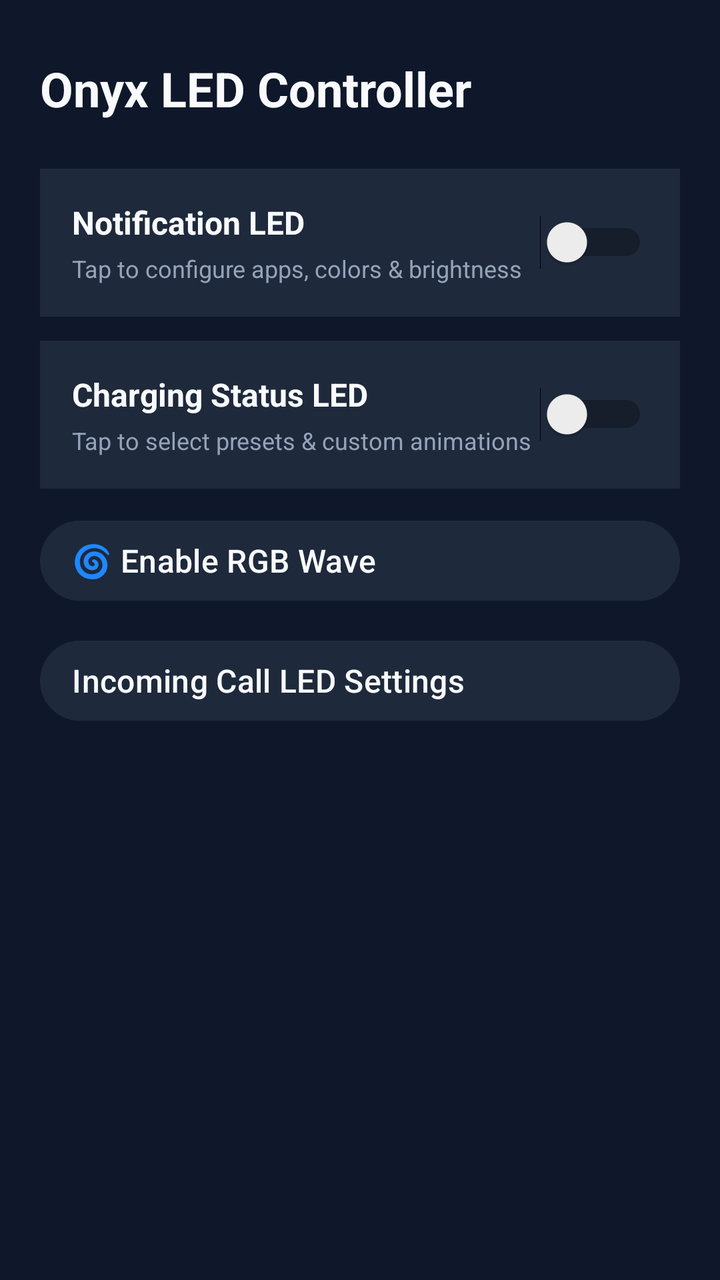
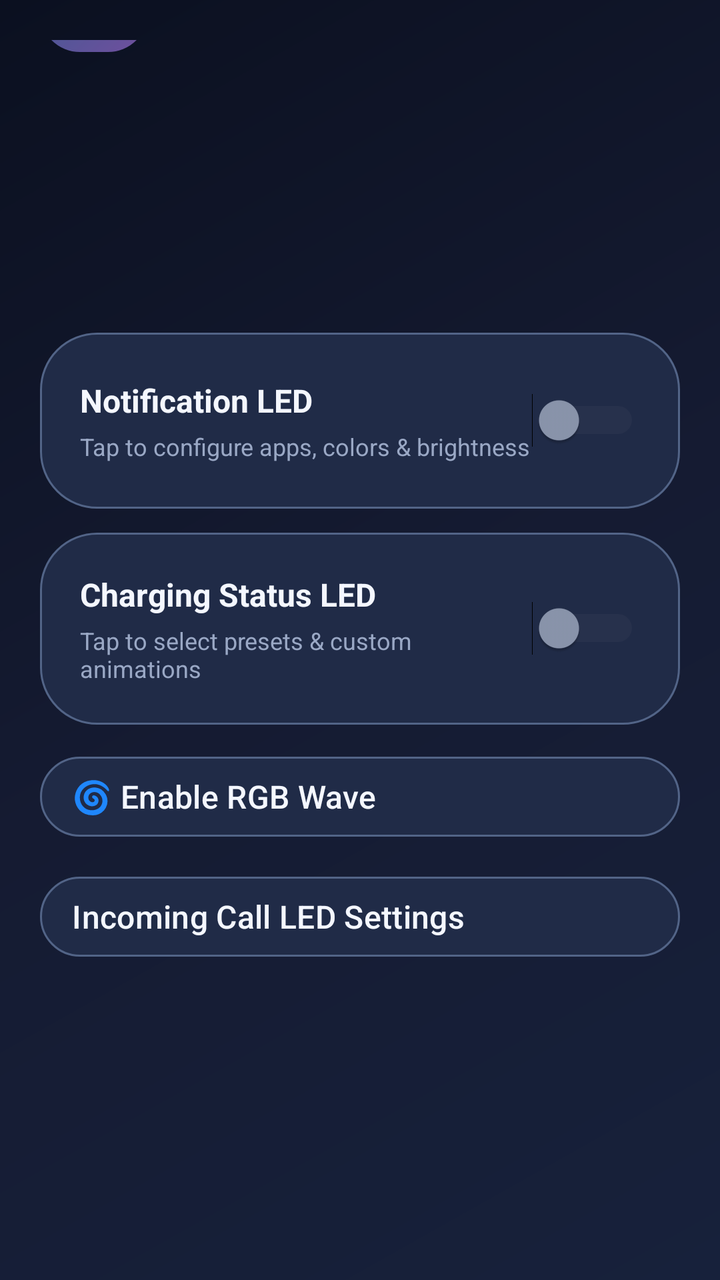

The first picture is an Android layout as it rendered before a commit; the second is the same layout after the commit. The layout source and the unified diff follow.
<!-- AndroidManifest.xml: application theme Theme.OnyxLEDController -->
<!-- res/layout/activity_main.xml -->
<?xml version="1.0" encoding="utf-8"?>
<FrameLayout xmlns:android="http://schemas.android.com/apk/res/android"
    android:layout_width="match_parent"
    android:layout_height="match_parent"
    android:background="@color/bg_main"
    android:fitsSystemWindows="true">

    <LinearLayout
        android:id="@+id/mainLayout"
        android:layout_width="match_parent"
        android:layout_height="match_parent"
        android:orientation="vertical"
        android:padding="@dimen/app_padding">

        <TextView
            android:layout_width="wrap_content"
            android:layout_height="wrap_content"
            android:text="Onyx LED Controller"
            android:textColor="@color/text_primary"
            android:textSize="24sp"
            android:textStyle="bold"
            android:layout_marginTop="8dp"
            android:layout_marginBottom="24dp" />

        <LinearLayout
            android:id="@+id/cardNotifFeature"
            android:layout_width="match_parent"
            android:layout_height="wrap_content"
            android:orientation="horizontal"
            android:background="@color/bg_surface"
            android:padding="16dp"
            android:layout_marginBottom="12dp"
            android:gravity="center_vertical"
            android:clickable="true"
            android:focusable="true">

            <LinearLayout
                android:layout_width="0dp"
                android:layout_height="wrap_content"
                android:layout_weight="1"
                android:orientation="vertical">

                <TextView
                    android:layout_width="wrap_content"
                    android:layout_height="wrap_content"
                    android:text="Notification LED"
                    android:textColor="@color/text_primary"
                    android:textSize="16sp"
                    android:textStyle="bold" />

                <TextView
                    android:layout_width="wrap_content"
                    android:layout_height="wrap_content"
                    android:text="Tap to configure apps, colors &amp; brightness"
                    android:textColor="@color/text_secondary"
                    android:textSize="12sp"
                    android:layout_marginTop="4dp" />
            </LinearLayout>

            <Switch
                android:id="@+id/switchNotif"
                android:layout_width="wrap_content"
                android:layout_height="wrap_content" />
        </LinearLayout>

        <LinearLayout
            android:id="@+id/cardChargingFeature"
            android:layout_width="match_parent"
            android:layout_height="wrap_content"
            android:orientation="horizontal"
            android:background="@color/bg_surface"
            android:padding="16dp"
            android:layout_marginBottom="12dp"
            android:gravity="center_vertical"
            android:clickable="true"
            android:focusable="true">

            <LinearLayout
                android:layout_width="0dp"
                android:layout_height="wrap_content"
                android:layout_weight="1"
                android:orientation="vertical">

                <TextView
                    android:layout_width="wrap_content"
                    android:layout_height="wrap_content"
                    android:text="Charging Status LED"
                    android:textColor="@color/text_primary"
                    android:textSize="16sp"
                    android:textStyle="bold" />

                <TextView
                    android:layout_width="wrap_content"
                    android:layout_height="wrap_content"
                    android:text="Tap to select presets &amp; custom animations"
                    android:textColor="@color/text_secondary"
                    android:textSize="12sp"
                    android:layout_marginTop="4dp" />
            </LinearLayout>

            <Switch
                android:id="@+id/switchCharging"
                android:layout_width="wrap_content"
                android:layout_height="wrap_content" />
        </LinearLayout>

        <Button
            android:id="@+id/btnRgbWaveToggle"
            android:layout_width="match_parent"
            android:layout_height="wrap_content"
            android:layout_marginBottom="12dp"
            android:text="🌀 Enable RGB Wave"
            android:backgroundTint="@color/bg_surface"
            android:textColor="@color/text_primary"
            android:textSize="16sp"
            android:gravity="start|center_vertical"
            android:paddingStart="16dp"
            android:paddingEnd="16dp" />

        <Button
            android:id="@+id/btnCallSettings"
            android:layout_width="match_parent"
            android:layout_height="wrap_content"
            android:text="Incoming Call LED Settings"
            android:backgroundTint="@color/bg_surface"
            android:textColor="@color/text_primary"
            android:textSize="16sp"
            android:gravity="start|center_vertical"
            android:paddingStart="16dp"
            android:paddingEnd="16dp" />

    </LinearLayout>
</FrameLayout>
<!-- resources referenced by this layout -->
<resources>
  <color name="bg_main">#0f172a</color>
  <color name="bg_surface">#1e293b</color>
  <color name="text_primary">#f8fafc</color>
  <color name="text_secondary">#94a3b8</color>
  <dimen name="app_padding">20dp</dimen>
  <style name="Theme.OnyxLEDController" parent="Base.Theme.OnyxLEDController" />
  <style name="Base.Theme.OnyxLEDController" parent="Theme.Material3.DayNight.NoActionBar">
          
          
      </style>
</resources>

<!-- the commit's change to res/layout/activity_main.xml (unified diff, before → after) -->
@@ -1,8 +1,9 @@
 <?xml version="1.0" encoding="utf-8"?>
 <FrameLayout xmlns:android="http://schemas.android.com/apk/res/android"
+    xmlns:app="http://schemas.android.com/apk/res-auto"
     android:layout_width="match_parent"
     android:layout_height="match_parent"
-    android:background="@color/bg_main"
+    android:background="@drawable/bg_permissions_screen"
     android:fitsSystemWindows="true">
 
     <LinearLayout
@@ -10,25 +11,42 @@
         android:layout_width="match_parent"
         android:layout_height="match_parent"
         android:orientation="vertical"
-        android:padding="@dimen/app_padding">
+        android:gravity="center_vertical"
+        android:paddingStart="20dp"
+        android:paddingTop="20dp"
+        android:paddingEnd="20dp"
+        android:paddingBottom="20dp">
+
+        <TextView
+            android:layout_width="54dp"
+            android:layout_height="54dp"
+            android:layout_gravity="left"
+            android:layout_marginTop="-120dp"
+            android:background="@drawable/bg_logo_orb"
+            android:gravity="center"
+            android:text="&#10022;"
+            android:textColor="#BDEBFF"
+            android:textSize="27sp" />
 
         <TextView
             android:layout_width="wrap_content"
             android:layout_height="wrap_content"
+            android:layout_gravity="center_horizontal"
+            android:layout_marginTop="-45dp"
+            android:layout_marginBottom="150dp"
             android:text="Onyx LED Controller"
-            android:textColor="@color/text_primary"
-            android:textSize="24sp"
-            android:textStyle="bold"
-            android:layout_marginTop="8dp"
-            android:layout_marginBottom="24dp" />
+            android:textColor="#F6F8FF"
+            android:textSize="26sp"
+            android:textStyle="bold" />
 
         <LinearLayout
             android:id="@+id/cardNotifFeature"
             android:layout_width="match_parent"
             android:layout_height="wrap_content"
             android:orientation="horizontal"
-            android:background="@color/bg_surface"
-            android:padding="16dp"
+            android:background="@drawable/bg_main_card"
+            android:padding="20dp"
+            android:minHeight="88dp"
             android:layout_marginBottom="12dp"
             android:gravity="center_vertical"
             android:clickable="true"
@@ -44,7 +62,7 @@
                     android:layout_width="wrap_content"
                     android:layout_height="wrap_content"
                     android:text="Notification LED"
-                    android:textColor="@color/text_primary"
+                    android:textColor="#F4F7FF"
                     android:textSize="16sp"
                     android:textStyle="bold" />
 
@@ -52,7 +70,7 @@
                     android:layout_width="wrap_content"
                     android:layout_height="wrap_content"
                     android:text="Tap to configure apps, colors &amp; brightness"
-                    android:textColor="@color/text_secondary"
+                    android:textColor="#9AA8C5"
                     android:textSize="12sp"
                     android:layout_marginTop="4dp" />
             </LinearLayout>
@@ -60,7 +78,9 @@
             <Switch
                 android:id="@+id/switchNotif"
                 android:layout_width="wrap_content"
-                android:layout_height="wrap_content" />
+                android:layout_height="wrap_content"
+                android:thumbTint="@color/switch_thumb_tint"
+                android:trackTint="@color/switch_track_tint" />
         </LinearLayout>
 
         <LinearLayout
@@ -68,8 +88,9 @@
             android:layout_width="match_parent"
             android:layout_height="wrap_content"
             android:orientation="horizontal"
-            android:background="@color/bg_surface"
-            android:padding="16dp"
+            android:background="@drawable/bg_main_card"
+            android:padding="20dp"
+            android:minHeight="88dp"
             android:layout_marginBottom="12dp"
             android:gravity="center_vertical"
             android:clickable="true"
@@ -85,7 +106,7 @@
                     android:layout_width="wrap_content"
                     android:layout_height="wrap_content"
                     android:text="Charging Status LED"
-                    android:textColor="@color/text_primary"
+                    android:textColor="#F4F7FF"
                     android:textSize="16sp"
                     android:textStyle="bold" />
 
@@ -93,7 +114,7 @@
                     android:layout_width="wrap_content"
                     android:layout_height="wrap_content"
                     android:text="Tap to select presets &amp; custom animations"
-                    android:textColor="@color/text_secondary"
+                    android:textColor="#9AA8C5"
                     android:textSize="12sp"
                     android:layout_marginTop="4dp" />
             </LinearLayout>
@@ -101,33 +122,41 @@
             <Switch
                 android:id="@+id/switchCharging"
                 android:layout_width="wrap_content"
-                android:layout_height="wrap_content" />
+                android:layout_height="wrap_content"
+                android:thumbTint="@color/switch_thumb_tint"
+                android:trackTint="@color/switch_track_tint" />
         </LinearLayout>
 
-        <Button
+        <com.google.android.material.button.MaterialButton
             android:id="@+id/btnRgbWaveToggle"
             android:layout_width="match_parent"
             android:layout_height="wrap_content"
             android:layout_marginBottom="12dp"
             android:text="🌀 Enable RGB Wave"
-            android:backgroundTint="@color/bg_surface"
-            android:textColor="@color/text_primary"
+            android:textColor="#F4F7FF"
             android:textSize="16sp"
             android:gravity="start|center_vertical"
             android:paddingStart="16dp"
-            android:paddingEnd="16dp" />
+            android:paddingEnd="16dp"
+            app:backgroundTint="#202B47"
+            app:cornerRadius="28dp"
+            app:strokeColor="#526487"
+            app:strokeWidth="1dp" />
 
-        <Button
+        <com.google.android.material.button.MaterialButton
             android:id="@+id/btnCallSettings"
             android:layout_width="match_parent"
             android:layout_height="wrap_content"
             android:text="Incoming Call LED Settings"
-            android:backgroundTint="@color/bg_surface"
-            android:textColor="@color/text_primary"
+            android:textColor="#F4F7FF"
             android:textSize="16sp"
             android:gravity="start|center_vertical"
             android:paddingStart="16dp"
-            android:paddingEnd="16dp" />
+            android:paddingEnd="16dp"
+            app:backgroundTint="#202B47"
+            app:cornerRadius="28dp"
+            app:strokeColor="#526487"
+            app:strokeWidth="1dp" />
 
     </LinearLayout>
 </FrameLayout>
<!-- resource entries referenced after the edit -->
@@ -1,10 +1,35 @@
 <!-- resources referenced by this layout -->
 <resources>
-  <color name="bg_main">#0f172a</color>
-  <color name="bg_surface">#1e293b</color>
-  <color name="text_primary">#f8fafc</color>
-  <color name="text_secondary">#94a3b8</color>
-  <dimen name="app_padding">20dp</dimen>
+  <!-- drawable bg_logo_orb (drawable) -->
+  <?xml version="1.0" encoding="utf-8"?>
+  <shape xmlns:android="http://schemas.android.com/apk/res/android">
+      <gradient
+          android:angle="315"
+          android:startColor="#345C90"
+          android:endColor="#714F9E" />
+      <corners android:radius="20dp" />
+      <padding
+          android:left="2dp"
+          android:top="2dp"
+          android:right="2dp"
+          android:bottom="2dp" />
+  </shape>
+  <!-- drawable bg_main_card (drawable) -->
+  <?xml version="1.0" encoding="utf-8"?>
+  <shape xmlns:android="http://schemas.android.com/apk/res/android" android:shape="rectangle">
+      <solid android:color="#202B47" />
+      <corners android:radius="28dp" />
+      <stroke android:width="1dp" android:color="#526487" />
+  </shape>
+  <!-- drawable bg_permissions_screen (drawable) -->
+  <?xml version="1.0" encoding="utf-8"?>
+  <shape xmlns:android="http://schemas.android.com/apk/res/android">
+      <gradient
+          android:angle="315"
+          android:startColor="#0B1020"
+          android:centerColor="#151B32"
+          android:endColor="#17213B" />
+  </shape>
   <style name="Theme.OnyxLEDController" parent="Base.Theme.OnyxLEDController" />
   <style name="Base.Theme.OnyxLEDController" parent="Theme.Material3.DayNight.NoActionBar">
           
